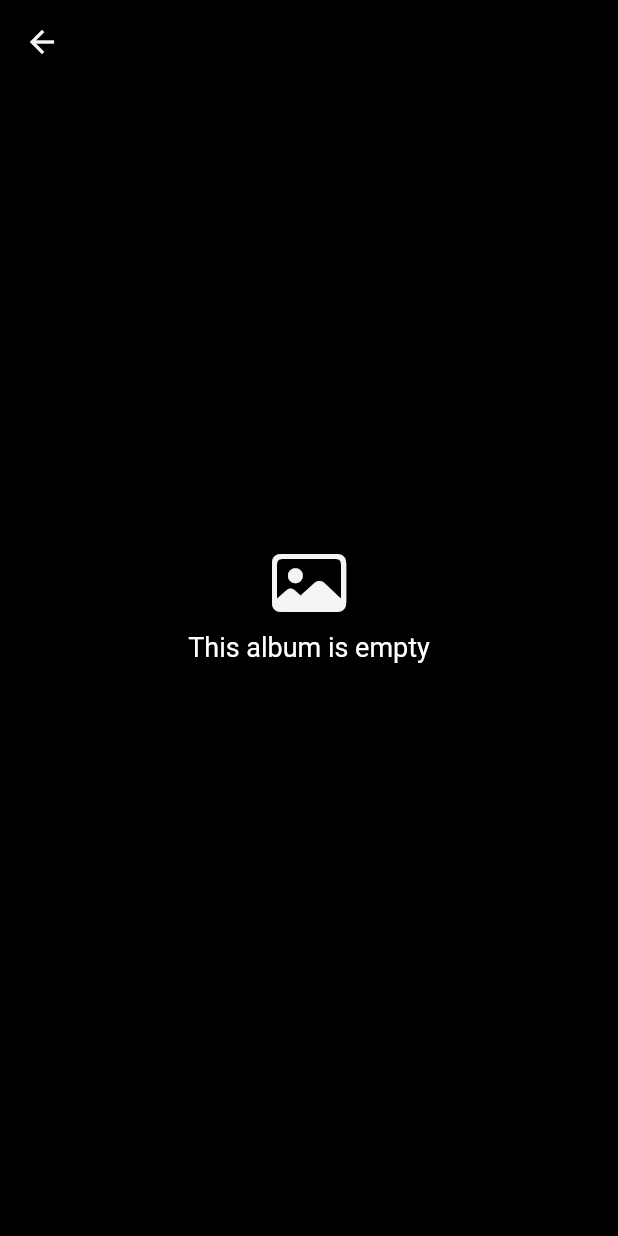
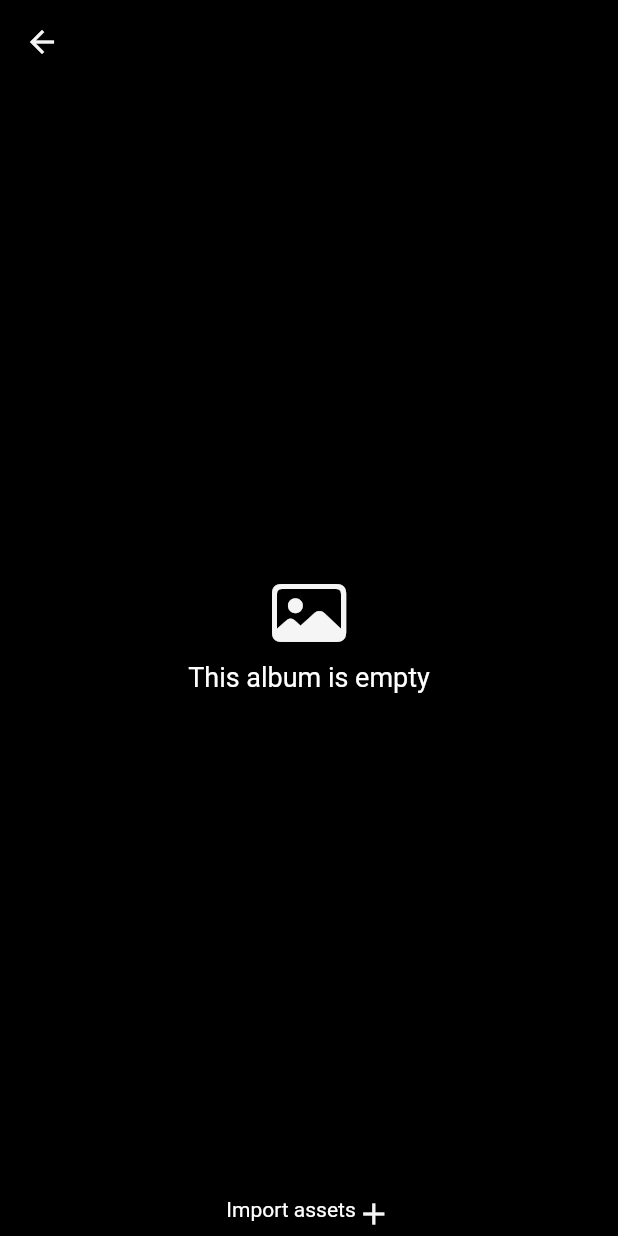
Before and after one commit to Finn-Ev/media-vault, a Flutter app: the AssetListPage screen opened directly with empty values, on a phone screen of 412 x 824 dp. Run offline on Flutter 3.47's test engine with Material 2 defaults, Android fonts, the phone set to English and light mode, and no system bars; our stand-ins replace auto_route, bloc, cached_network_image, carousel_slider, chewie, cloud_firestore and 14 more; missing offline and left inert: video_thumbnail, wechat_assets_picker; accounts and stored records are empty.

Commit message:
feature/asset-list: added bottom_menu and select-all functionality

```diff
--- a/lib/application/assets/asset_list/asset_list_bloc.dart
+++ b/lib/application/assets/asset_list/asset_list_bloc.dart
@@ -25,5 +25,9 @@ class AssetListBloc extends Bloc<AssetListEvent, AssetListState> {
         emit(state.copyWith(selectedAssets: state.selectedAssets + [event.asset]));
       }
     });
+
+    on<AddAllAssets>((event, emit) {
+      emit(state.copyWith(selectedAssets: event.assets));
+    });
   }
 }
--- a/lib/application/assets/asset_list/asset_list_event.dart
+++ b/lib/application/assets/asset_list/asset_list_event.dart
@@ -16,3 +16,9 @@ class ToggleAsset extends AssetListEvent {
 
   ToggleAsset({required this.asset});
 }
+
+class AddAllAssets extends AssetListEvent {
+  final List<Asset> assets;
+
+  AddAllAssets({required this.assets});
+}
--- a/lib/presentation/media/asset_list/asset_list_page.dart
+++ b/lib/presentation/media/asset_list/asset_list_page.dart
@@ -1,5 +1,4 @@
 import 'package:auto_route/auto_route.dart';
-import 'package:flutter/cupertino.dart';
 import 'package:flutter/material.dart';
 import 'package:flutter/scheduler.dart';
 import 'package:flutter_bloc/flutter_bloc.dart';
@@ -14,6 +13,7 @@ import 'package:media_vault/presentation/_widgets/custom_alert_dialog.dart';
 import 'package:media_vault/presentation/_widgets/loading_indicator.dart';
 import 'package:media_vault/presentation/media/asset_list/widgets/asset_list.dart';
 import 'package:media_vault/presentation/media/asset_list/widgets/asset_list_app_bar_actions.dart';
+import 'package:media_vault/presentation/media/asset_list/widgets/asset_list_leading_action.dart';
 import 'package:wechat_assets_picker/wechat_assets_picker.dart';
 
 import '../../../injection.dart';
@@ -44,9 +44,9 @@ class AssetListPage extends StatelessWidget {
           ),
         ],
         child: BlocBuilder<AssetControllerBloc, AssetControllerState>(
-          builder: (context, state) {
-            if (state is AssetControllerLoaded) {
-              if (state.action == AssetControllerLoadedActions.export) {
+          builder: (context, assetControllerState) {
+            if (assetControllerState is AssetControllerLoaded) {
+              if (assetControllerState.action == AssetControllerLoadedActions.export) {
                 SchedulerBinding.instance.addPostFrameCallback((_) {
                   showPlatformDialog(
                     context: context,
@@ -70,8 +70,8 @@ class AssetListPage extends StatelessWidget {
                   );
                 });
               }
-              if (state.action == AssetControllerLoadedActions.upload) {
-                final assetIds = List<String>.from(state.payload);
+              if (assetControllerState.action == AssetControllerLoadedActions.upload) {
+                final assetIds = List<String>.from(assetControllerState.payload);
 
                 SchedulerBinding.instance.addPostFrameCallback((_) {
                   showPlatformDialog(
@@ -92,10 +92,16 @@ class AssetListPage extends StatelessWidget {
                 });
               }
             }
-            final showUI = state is AssetControllerInitial || state is AssetControllerLoaded;
+
+            final showUI = assetControllerState is AssetControllerInitial || assetControllerState is AssetControllerLoaded;
+
+            return BlocBuilder<AssetListBloc, AssetListState>(
+              builder: (context, assetListState) {
                 return Scaffold(
                   appBar: AppBar(
                     title: Text(album.title),
+                    leadingWidth: assetListState.isSelectModeEnabled ? 90 : 56,
+                    leading: showUI && assetListState.isSelectModeEnabled ? AssetListLeadingAction(albumId: album.id) : null,
                     actions: [
                       if (showUI)
                         AssetListAppBarActions(
@@ -103,7 +109,7 @@ class AssetListPage extends StatelessWidget {
                         )
                     ],
                   ),
-              body: (state is AssetControllerLoading
+                  body: (assetControllerState is AssetControllerLoading
                       ? Center(
                           child: Column(
                           mainAxisSize: MainAxisSize.max,
@@ -111,10 +117,12 @@ class AssetListPage extends StatelessWidget {
                           children: [
                             const LoadingIndicator(),
                             const SizedBox(height: 10),
-                        Text(state.message),
+                            Text(assetControllerState.message),
                           ],
                         ))
                       : AssetList(album: album)),
+                );
+              },
             );
           },
         ),
--- a/lib/presentation/media/asset_list/widgets/asset_list.dart
+++ b/lib/presentation/media/asset_list/widgets/asset_list.dart
@@ -48,14 +48,21 @@ class AssetList extends StatelessWidget {
                           }).toList(),
                         ),
                       ),
-                      AssetListBottomMenu(album: album)
+                      AssetListBottomMenu(
+                        album: album,
+                        albumIsEmpty: false,
+                      )
                     ],
                   ),
                 );
               },
             );
           } else if (assetObserverState is AssetObserverLoaded && assetObserverState.assets.isEmpty) {
-            return Center(
+            return SafeArea(
+              child: Column(
+                children: [
+                  Expanded(
+                    child: Center(
                       child: Column(
                         mainAxisAlignment: MainAxisAlignment.center,
                         children: const [
@@ -68,7 +75,11 @@ class AssetList extends StatelessWidget {
                             'This album is empty',
                             style: TextStyle(fontSize: 18),
                           ),
-                  SizedBox(height: 75), // center content vertically
+                        ],
+                      ),
+                    ),
+                  ),
+                  AssetListBottomMenu(album: album, albumIsEmpty: assetObserverState.assets.isEmpty) // center content vertically
                 ],
               ),
             );
--- a/lib/presentation/media/asset_list/widgets/asset_list_app_bar_actions.dart
+++ b/lib/presentation/media/asset_list/widgets/asset_list_app_bar_actions.dart
@@ -1,4 +1,3 @@
-import 'package:flutter/cupertino.dart';
 import 'package:flutter/material.dart';
 import 'package:flutter_bloc/flutter_bloc.dart';
 import 'package:media_vault/application/assets/asset_list/asset_list_bloc.dart';
@@ -29,7 +28,10 @@ class AssetListAppBarActions extends StatelessWidget {
                     mainAxisSize: MainAxisSize.max,
                     mainAxisAlignment: MainAxisAlignment.center,
                     children: const [
-                      Text("Cancel"),
+                      Padding(
+                        padding: EdgeInsets.only(right: 12.0),
+                        child: Text("Cancel"),
+                      ),
                     ],
                   ),
                 );
--- a/lib/presentation/media/asset_list/widgets/asset_list_bottom_menu.dart
+++ b/lib/presentation/media/asset_list/widgets/asset_list_bottom_menu.dart
@@ -15,8 +15,9 @@ import 'package:wechat_assets_picker/wechat_assets_picker.dart';
 
 class AssetListBottomMenu extends StatelessWidget {
   final Album album;
+  final bool albumIsEmpty;
 
-  const AssetListBottomMenu({required this.album, Key? key}) : super(key: key);
+  const AssetListBottomMenu({required this.album, Key? key, required this.albumIsEmpty}) : super(key: key);
 
   @override
   Widget build(BuildContext context) {
@@ -50,7 +51,7 @@ class AssetListBottomMenu extends StatelessWidget {
     void _openModalSheetMenu({required selectedAssets}) {
       CustomModalBottomSheet.open(context: context, actions: [
         CustomModalBottomSheetAction(
-            text: 'Export assets to gallery',
+            text: 'Export to gallery',
             onPressed: () {
               Navigator.pop(context);
               BlocProvider.of<AssetControllerBloc>(context).add(ExportAssets(assetsToExport: selectedAssets));
@@ -96,7 +97,9 @@ class AssetListBottomMenu extends StatelessWidget {
 
     return BlocBuilder<AssetListBloc, AssetListState>(
       builder: (context, state) {
-        return Padding(
+        return SizedBox(
+          height: 35,
+          child: Padding(
             padding: const EdgeInsets.symmetric(vertical: 8.0, horizontal: 12.0),
             child: state.isSelectModeEnabled
                 ? Row(
@@ -107,25 +110,31 @@ class AssetListBottomMenu extends StatelessWidget {
                           onTap: () {
                             _openDeleteDialog(state.selectedAssets);
                           },
-                          child: const Icon(CupertinoIcons.delete)),
-                    Text("${state.selectedAssets.length.toString()} selected"),
-                    if (state.selectedAssets.isNotEmpty) GestureDetector(onTap: () => _openModalSheetMenu(selectedAssets: state.selectedAssets), child: Icon(CupertinoIcons.share)),
+                          child: const Icon(CupertinoIcons.delete),
+                        ),
+                      Text("${state.selectedAssets.length} selected"),
+                      if (state.selectedAssets.isNotEmpty)
+                        GestureDetector(onTap: () => _openModalSheetMenu(selectedAssets: state.selectedAssets), child: Icon(CupertinoIcons.share)),
                     ],
                   )
                 : Row(
-                  mainAxisAlignment: MainAxisAlignment.spaceBetween,
+                    mainAxisAlignment: albumIsEmpty ? MainAxisAlignment.center : MainAxisAlignment.spaceBetween,
                     children: [
-                    GestureDetector(
+                      !albumIsEmpty
+                          ? GestureDetector(
                               onTap: () {
                                 BlocProvider.of<AlbumControllerBloc>(context).add(UpdateAlbum(album: album.copyWith(sortDirection: album.sortDirection == "asc" ? "desc" : "asc")));
                               },
                               child: Row(
-                        children: const [
-                          Icon(Icons.sort),
-                          Text("Sort"),
+                                mainAxisAlignment: MainAxisAlignment.center,
+                                children: [
+                                  const Icon(CupertinoIcons.sort_down),
+                                  const SizedBox(width: 8),
+                                  Text(album.sortDirection == "asc" ? "Ascending" : "Descending"),
                                 ],
                               ),
-                    ),
+                            )
+                          : Container(),
                       GestureDetector(
                         onTap: _pickAssets,
                         child: Container(
@@ -134,8 +143,9 @@ class AssetListBottomMenu extends StatelessWidget {
                             borderRadius: BorderRadius.circular(50),
                           ),
                           child: Row(
-                          children: [
-                            const Text("Import assets"),
+                            mainAxisAlignment: MainAxisAlignment.center,
+                            children: const [
+                              Text("Import assets"),
                               Icon(Icons.add),
                             ],
                           ),
@@ -143,6 +153,7 @@ class AssetListBottomMenu extends StatelessWidget {
                       ),
                     ],
                   ),
+          ),
         );
       },
     );
```
Also changed, not shown: lib/presentation/media/asset_list/widgets/asset_list_leading_action.dart (added, +44 -0 lines). Lines whose indentation alone changed are shown as unchanged.
